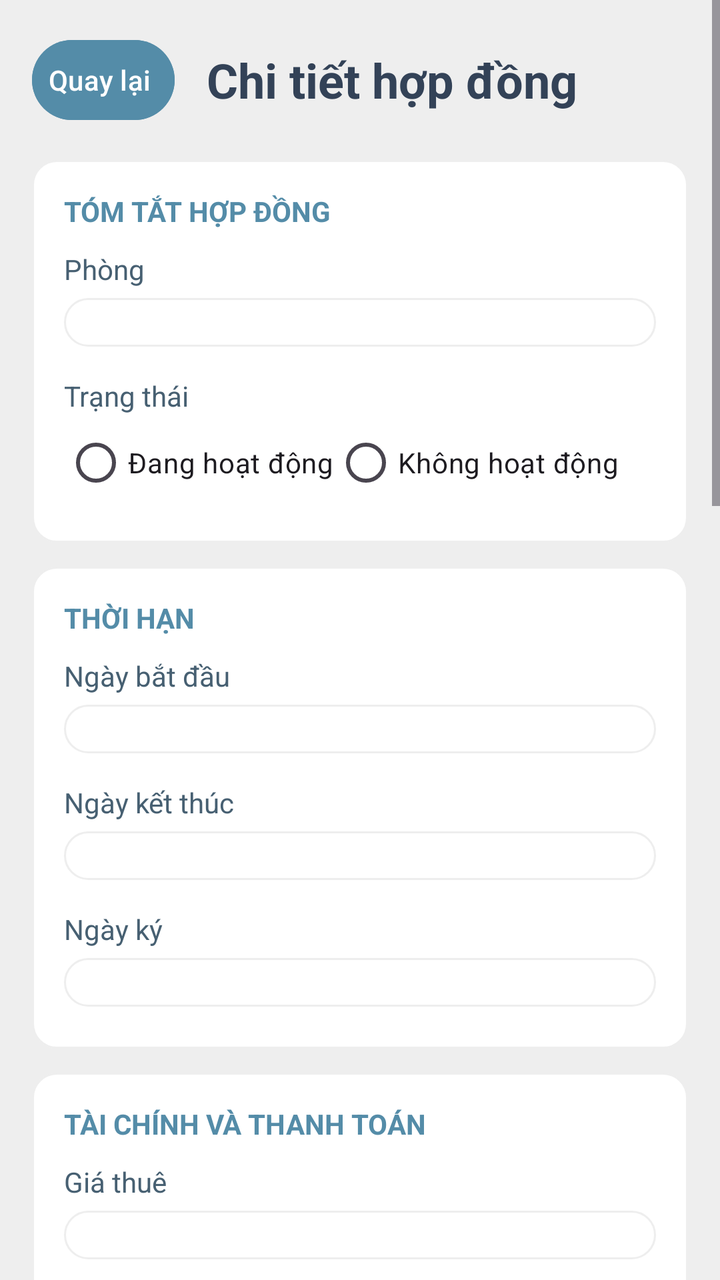
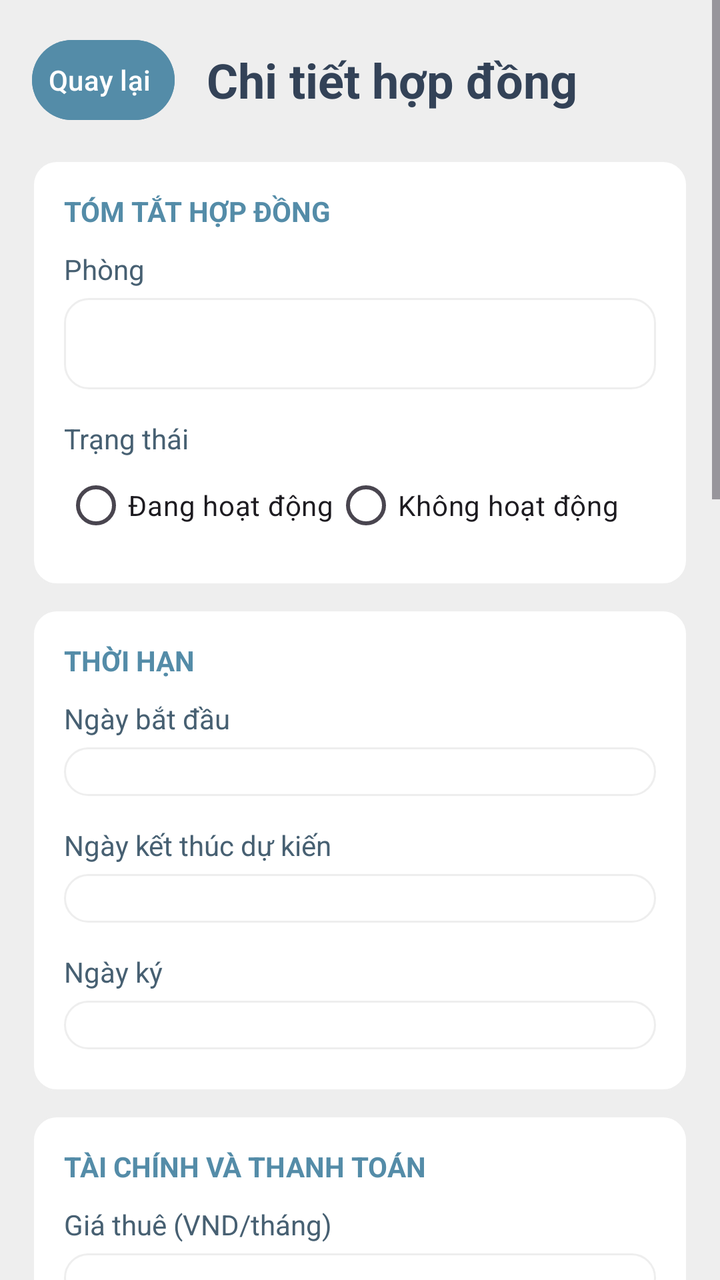

Two renders of the same Android screen: before a commit and after it. Below are the layout's source before the change and the commit's diff.
<!-- AndroidManifest.xml: application theme Theme.Rentaly_Management -->
<!-- res/layout/fragment_contract_detail.xml -->
<?xml version="1.0" encoding="utf-8"?>
<ScrollView xmlns:android="http://schemas.android.com/apk/res/android" android:layout_width="match_parent" android:layout_height="match_parent" android:background="@color/background" android:fillViewport="true">
    <LinearLayout android:layout_width="match_parent" android:layout_height="wrap_content" android:orientation="vertical" android:padding="16dp">
        <LinearLayout android:layout_width="match_parent" android:layout_height="wrap_content" android:gravity="center_vertical">
            <Button android:id="@+id/contract_detail_back" android:layout_width="wrap_content" android:layout_height="48dp" android:backgroundTint="@color/primary" android:contentDescription="Quay lại" android:drawableStart="@drawable/back_icon" android:minWidth="48dp" android:paddingStart="8dp" android:paddingEnd="12dp" android:text="Quay lại" />
            <TextView android:layout_width="0dp" android:layout_height="wrap_content" android:layout_weight="1" android:layout_marginStart="16dp" android:text="Chi tiết hợp đồng" android:textColor="@color/dark_navy" android:textSize="24sp" android:textStyle="bold" />
        </LinearLayout>
        <LinearLayout android:layout_width="match_parent" android:layout_height="wrap_content" android:layout_marginTop="16dp" android:background="@drawable/user_detail_card" android:orientation="vertical" android:padding="16dp">
            <TextView android:layout_width="match_parent" android:layout_height="wrap_content" android:text="TÓM TẮT HỢP ĐỒNG" android:textColor="@color/primary" android:textSize="14sp" android:textStyle="bold" />

            <TextView android:layout_width="match_parent" android:layout_height="wrap_content" android:layout_marginTop="10dp" android:text="Phòng" android:textColor="@color/secondary" />
            <EditText android:id="@+id/contract_detail_room" android:layout_width="match_parent" android:layout_height="wrap_content" android:layout_marginTop="5dp" android:layout_marginBottom="5dp" android:background="@drawable/user_detail_card" android:paddingStart="12dp" android:paddingEnd="12dp" android:textColor="@color/secondary" android:focusable="false" android:cursorVisible="false" android:importantForAutofill="no" />
            <TextView android:layout_width="match_parent" android:layout_height="wrap_content" android:layout_marginTop="10dp" android:text="Trạng thái" android:textColor="@color/secondary" />
            <RadioGroup android:id="@+id/contract_detail_status" android:layout_width="match_parent" android:layout_height="wrap_content" android:orientation="horizontal">
                <RadioButton android:id="@+id/contract_detail_status_active" android:layout_width="wrap_content" android:layout_height="wrap_content" android:text="Đang hoạt động" />
                <RadioButton android:id="@+id/contract_detail_status_inactive" android:layout_width="wrap_content" android:layout_height="wrap_content" android:text="Không hoạt động" />
            </RadioGroup>
        </LinearLayout>
        <LinearLayout android:layout_width="match_parent" android:layout_height="wrap_content" android:layout_marginTop="12dp" android:background="@drawable/user_detail_card" android:orientation="vertical" android:padding="16dp">
            <TextView android:layout_width="match_parent" android:layout_height="wrap_content" android:text="THỜI HẠN" android:textColor="@color/primary" android:textSize="14sp" android:textStyle="bold" />
            <TextView android:layout_width="match_parent" android:layout_height="wrap_content" android:layout_marginTop="10dp" android:text="Ngày bắt đầu" android:textColor="@color/secondary" />
            <EditText android:id="@+id/contract_detail_start" android:layout_width="match_parent" android:layout_height="wrap_content" android:layout_marginTop="5dp" android:layout_marginBottom="5dp" android:background="@drawable/user_detail_card" android:paddingStart="12dp" android:paddingEnd="12dp" android:inputType="date" android:textColor="@color/dark_navy" />
            <TextView android:layout_width="match_parent" android:layout_height="wrap_content" android:layout_marginTop="10dp" android:text="Ngày kết thúc" android:textColor="@color/secondary" />
            <EditText android:id="@+id/contract_detail_end" android:layout_width="match_parent" android:layout_height="wrap_content" android:layout_marginTop="5dp" android:layout_marginBottom="5dp" android:background="@drawable/user_detail_card" android:paddingStart="12dp" android:paddingEnd="12dp" android:inputType="date" android:textColor="@color/dark_navy" />
            <TextView android:layout_width="match_parent" android:layout_height="wrap_content" android:layout_marginTop="10dp" android:text="Ngày ký" android:textColor="@color/secondary" />
            <EditText android:id="@+id/contract_detail_signed" android:layout_width="match_parent" android:layout_height="wrap_content" android:layout_marginTop="5dp" android:layout_marginBottom="5dp" android:background="@drawable/user_detail_card" android:paddingStart="12dp" android:paddingEnd="12dp" android:inputType="date" android:textColor="@color/secondary" />
        </LinearLayout>
        <LinearLayout android:layout_width="match_parent" android:layout_height="wrap_content" android:layout_marginTop="12dp" android:background="@drawable/user_detail_card" android:orientation="vertical" android:padding="16dp">
            <TextView android:layout_width="match_parent" android:layout_height="wrap_content" android:text="TÀI CHÍNH VÀ THANH TOÁN" android:textColor="@color/primary" android:textSize="14sp" android:textStyle="bold" />

            <TextView android:layout_width="match_parent" android:layout_height="wrap_content" android:layout_marginTop="10dp" android:text="Giá thuê" android:textColor="@color/secondary" />
            <EditText android:id="@+id/contract_detail_rent" android:layout_width="match_parent" android:layout_height="wrap_content" android:layout_marginTop="5dp" android:layout_marginBottom="5dp" android:background="@drawable/user_detail_card" android:paddingStart="12dp" android:paddingEnd="12dp" android:inputType="numberDecimal" android:textColor="@color/dark_navy" />
            <TextView android:layout_width="match_parent" android:layout_height="wrap_content" android:layout_marginTop="10dp" android:text="Tiền đặt cọc" android:textColor="@color/secondary" />
            <EditText android:id="@+id/contract_detail_deposit" android:layout_width="match_parent" android:layout_height="wrap_content" android:layout_marginTop="5dp" android:layout_marginBottom="5dp" android:background="@drawable/user_detail_card" android:paddingStart="12dp" android:paddingEnd="12dp" android:inputType="numberDecimal" android:textColor="@color/dark_navy" />

            <TextView
                android:layout_width="match_parent"
                android:layout_height="wrap_content"
                android:layout_marginTop="10dp"
                android:text="Lịch thanh toán"
                android:textColor="@color/primary"
                android:textSize="16sp"
                android:textStyle="bold" />
            <TextView android:layout_width="match_parent" android:layout_height="wrap_content" android:layout_marginTop="10dp" android:text="Ngày thanh toán" android:textColor="@color/secondary" />
            <EditText android:id="@+id/contract_detail_billing_day" android:layout_width="match_parent" android:layout_height="wrap_content" android:layout_marginTop="5dp" android:layout_marginBottom="5dp" android:background="@drawable/user_detail_card" android:paddingStart="12dp" android:paddingEnd="12dp" android:inputType="number" android:textColor="@color/secondary" />
            <TextView android:layout_width="match_parent" android:layout_height="wrap_content" android:layout_marginTop="10dp" android:text="Số ngày đến hạn" android:textColor="@color/secondary" />
            <EditText android:id="@+id/contract_detail_due_days" android:layout_width="match_parent" android:layout_height="wrap_content" android:layout_marginTop="5dp" android:layout_marginBottom="5dp" android:background="@drawable/user_detail_card" android:paddingStart="12dp" android:paddingEnd="12dp" android:inputType="number" android:textColor="@color/secondary" />
        </LinearLayout>
        <LinearLayout android:layout_width="match_parent" android:layout_height="wrap_content" android:layout_marginTop="12dp" android:background="@drawable/user_detail_card" android:orientation="vertical" android:padding="16dp">
            <TextView android:layout_width="match_parent" android:layout_height="wrap_content" android:text="ĐIỀU KHOẢN VÀ TÀI LIỆU" android:textColor="@color/primary" android:textSize="14sp" android:textStyle="bold" />
            <TextView android:layout_width="match_parent" android:layout_height="wrap_content" android:layout_marginTop="10dp" android:text="Điều khoản" android:textColor="@color/secondary" />
            <EditText android:id="@+id/contract_detail_terms" android:layout_width="match_parent" android:layout_height="wrap_content" android:layout_marginTop="5dp" android:layout_marginBottom="5dp" android:minHeight="80dp" android:gravity="top" android:background="@drawable/user_detail_card" android:paddingStart="12dp" android:paddingTop="12dp" android:paddingEnd="12dp" android:textColor="@color/dark_navy" />
            <Button android:id="@+id/contract_detail_choose_document" android:layout_width="match_parent" android:layout_height="48dp" android:layout_marginTop="8dp" android:text="Chọn file PDF hoặc DOCX mới" android:backgroundTint="@color/primary" android:textColor="@color/white" />

            <LinearLayout android:layout_width="match_parent" android:layout_height="wrap_content" android:layout_marginTop="8dp">

                <Button
                    android:id="@+id/contract_detail_view_document"
                    android:layout_width="0dp"
                    android:layout_height="48dp"
                    android:layout_weight="1"
                    android:backgroundTint="@color/primary"
                    android:text="Tải file hợp đồng"
                    android:textColor="@color/white"
                    android:textStyle="bold" />
            </LinearLayout>
        </LinearLayout>
        <TextView android:layout_width="match_parent" android:layout_height="wrap_content" android:layout_marginTop="10dp" android:text="Ngày kết thúc hợp đồng" android:textColor="@color/secondary" />
        <EditText android:id="@+id/contract_detail_terminated" android:layout_width="match_parent" android:layout_height="wrap_content" android:layout_marginTop="5dp" android:layout_marginBottom="5dp" android:background="@drawable/user_detail_card" android:paddingStart="12dp" android:paddingEnd="12dp" android:inputType="date" android:textColor="@color/secondary" android:focusable="false" android:cursorVisible="false" android:importantForAutofill="no" />
        <TextView android:layout_width="match_parent" android:layout_height="wrap_content" android:layout_marginTop="10dp" android:text="Lý do kết thúc hợp đồng" android:textColor="@color/secondary" />
        <EditText android:id="@+id/contract_detail_lifecycle" android:layout_width="match_parent" android:layout_height="wrap_content" android:layout_marginTop="5dp" android:layout_marginBottom="5dp" android:minHeight="80dp" android:gravity="top" android:background="@drawable/user_detail_card" android:paddingStart="12dp" android:paddingTop="12dp" android:paddingEnd="12dp" android:textColor="@color/secondary" android:inputType="textMultiLine" />
        <LinearLayout android:layout_width="match_parent" android:layout_height="wrap_content" android:layout_marginTop="12dp" android:background="@drawable/user_detail_card" android:orientation="vertical" android:padding="16dp">
            <TextView android:layout_width="match_parent" android:layout_height="wrap_content" android:text="NGƯỜI THUÊ TRONG HỢP ĐỒNG" android:textColor="@color/primary" android:textSize="14sp" android:textStyle="bold" />
            <ProgressBar android:id="@+id/contract_tenant_loading" android:layout_width="wrap_content" android:layout_height="wrap_content" android:layout_gravity="center" android:visibility="gone" />
            <TextView android:id="@+id/contract_tenant_state" android:layout_width="match_parent" android:layout_height="wrap_content" android:layout_marginTop="8dp" android:textColor="@color/secondary" android:visibility="gone" />
            <ListView android:id="@+id/contract_tenant_list" android:layout_width="match_parent" android:layout_height="wrap_content" android:layout_marginTop="8dp" android:divider="@color/background" android:dividerHeight="8dp" android:overScrollMode="never" />
            <Button android:id="@+id/contract_tenant_add" android:layout_width="match_parent" android:layout_height="48dp" android:layout_marginTop="8dp" android:text="Thêm người thuê" android:backgroundTint="@color/primary" android:textColor="@color/white" />
        </LinearLayout>
        <Button android:id="@+id/contract_detail_edit" android:layout_width="match_parent" android:layout_height="48dp" android:layout_marginTop="16dp" android:text="Cập nhật hợp đồng" android:backgroundTint="@color/primary" android:textColor="@color/white" />

        <Button
            android:id="@+id/contract_detail_delete"
            android:layout_width="match_parent"
            android:layout_height="48dp"
            android:layout_marginTop="8dp"
            android:layout_marginBottom="8dp"
            android:backgroundTint="#F44336"
            android:text="Xóa hợp đồng"
            android:textColor="@color/white" />
    </LinearLayout>
</ScrollView>
<!-- resources referenced by this layout -->
<resources>
  <color name="background">#EEEEEE</color>
  <color name="dark_navy">#334257</color>
  <color name="primary">#548CA8</color>
  <color name="secondary">#476072</color>
  <color name="white">#FFFFFFFF</color>
  <!-- drawable back_icon (drawable) -->
  <vector xmlns:android="http://schemas.android.com/apk/res/android"
      android:width="24dp"
      android:height="24dp"
      android:viewportWidth="960"
      android:viewportHeight="960">
    <path
        android:pathData="m313,520 l224,224 -57,56 -320,-320 320,-320 57,56 -224,224h487v80L313,520Z"
        android:fillColor="#EEEEEE"/>
  </vector>
  <!-- drawable user_detail_card (drawable) -->
  <?xml version="1.0" encoding="utf-8"?>
  <shape xmlns:android="http://schemas.android.com/apk/res/android" android:shape="rectangle">
      <solid android:color="@color/white" />
      <corners android:radius="12dp" />
      <stroke android:width="1dp" android:color="@color/background" />
  </shape>
  <style name="Theme.Rentaly_Management" parent="Base.Theme.Rentaly_Management" />
  <style name="Base.Theme.Rentaly_Management" parent="Theme.Material3.DayNight.NoActionBar">
          
          
      </style>
</resources>

<!-- the commit's change to res/layout/fragment_contract_detail.xml (unified diff, before → after) -->
@@ -9,7 +9,7 @@
             <TextView android:layout_width="match_parent" android:layout_height="wrap_content" android:text="TÓM TẮT HỢP ĐỒNG" android:textColor="@color/primary" android:textSize="14sp" android:textStyle="bold" />
 
             <TextView android:layout_width="match_parent" android:layout_height="wrap_content" android:layout_marginTop="10dp" android:text="Phòng" android:textColor="@color/secondary" />
-            <EditText android:id="@+id/contract_detail_room" android:layout_width="match_parent" android:layout_height="wrap_content" android:layout_marginTop="5dp" android:layout_marginBottom="5dp" android:background="@drawable/user_detail_card" android:paddingStart="12dp" android:paddingEnd="12dp" android:textColor="@color/secondary" android:focusable="false" android:cursorVisible="false" android:importantForAutofill="no" />
+            <TextView android:id="@+id/contract_detail_room" android:layout_width="match_parent" android:layout_height="wrap_content" android:layout_marginTop="5dp" android:layout_marginBottom="5dp" android:background="@drawable/user_detail_card" android:padding="12dp" android:textColor="@color/dark_navy" android:textSize="16sp" />
             <TextView android:layout_width="match_parent" android:layout_height="wrap_content" android:layout_marginTop="10dp" android:text="Trạng thái" android:textColor="@color/secondary" />
             <RadioGroup android:id="@+id/contract_detail_status" android:layout_width="match_parent" android:layout_height="wrap_content" android:orientation="horizontal">
                 <RadioButton android:id="@+id/contract_detail_status_active" android:layout_width="wrap_content" android:layout_height="wrap_content" android:text="Đang hoạt động" />
@@ -20,7 +20,7 @@
             <TextView android:layout_width="match_parent" android:layout_height="wrap_content" android:text="THỜI HẠN" android:textColor="@color/primary" android:textSize="14sp" android:textStyle="bold" />
             <TextView android:layout_width="match_parent" android:layout_height="wrap_content" android:layout_marginTop="10dp" android:text="Ngày bắt đầu" android:textColor="@color/secondary" />
             <EditText android:id="@+id/contract_detail_start" android:layout_width="match_parent" android:layout_height="wrap_content" android:layout_marginTop="5dp" android:layout_marginBottom="5dp" android:background="@drawable/user_detail_card" android:paddingStart="12dp" android:paddingEnd="12dp" android:inputType="date" android:textColor="@color/dark_navy" />
-            <TextView android:layout_width="match_parent" android:layout_height="wrap_content" android:layout_marginTop="10dp" android:text="Ngày kết thúc" android:textColor="@color/secondary" />
+            <TextView android:layout_width="match_parent" android:layout_height="wrap_content" android:layout_marginTop="10dp" android:text="Ngày kết thúc dự kiến" android:textColor="@color/secondary" />
             <EditText android:id="@+id/contract_detail_end" android:layout_width="match_parent" android:layout_height="wrap_content" android:layout_marginTop="5dp" android:layout_marginBottom="5dp" android:background="@drawable/user_detail_card" android:paddingStart="12dp" android:paddingEnd="12dp" android:inputType="date" android:textColor="@color/dark_navy" />
             <TextView android:layout_width="match_parent" android:layout_height="wrap_content" android:layout_marginTop="10dp" android:text="Ngày ký" android:textColor="@color/secondary" />
             <EditText android:id="@+id/contract_detail_signed" android:layout_width="match_parent" android:layout_height="wrap_content" android:layout_marginTop="5dp" android:layout_marginBottom="5dp" android:background="@drawable/user_detail_card" android:paddingStart="12dp" android:paddingEnd="12dp" android:inputType="date" android:textColor="@color/secondary" />
@@ -28,9 +28,9 @@
         <LinearLayout android:layout_width="match_parent" android:layout_height="wrap_content" android:layout_marginTop="12dp" android:background="@drawable/user_detail_card" android:orientation="vertical" android:padding="16dp">
             <TextView android:layout_width="match_parent" android:layout_height="wrap_content" android:text="TÀI CHÍNH VÀ THANH TOÁN" android:textColor="@color/primary" android:textSize="14sp" android:textStyle="bold" />
 
-            <TextView android:layout_width="match_parent" android:layout_height="wrap_content" android:layout_marginTop="10dp" android:text="Giá thuê" android:textColor="@color/secondary" />
+            <TextView android:layout_width="match_parent" android:layout_height="wrap_content" android:layout_marginTop="10dp" android:text="Giá thuê (VND/tháng)" android:textColor="@color/secondary" />
             <EditText android:id="@+id/contract_detail_rent" android:layout_width="match_parent" android:layout_height="wrap_content" android:layout_marginTop="5dp" android:layout_marginBottom="5dp" android:background="@drawable/user_detail_card" android:paddingStart="12dp" android:paddingEnd="12dp" android:inputType="numberDecimal" android:textColor="@color/dark_navy" />
-            <TextView android:layout_width="match_parent" android:layout_height="wrap_content" android:layout_marginTop="10dp" android:text="Tiền đặt cọc" android:textColor="@color/secondary" />
+            <TextView android:layout_width="match_parent" android:layout_height="wrap_content" android:layout_marginTop="10dp" android:text="Tiền đặt cọc (VND)" android:textColor="@color/secondary" />
             <EditText android:id="@+id/contract_detail_deposit" android:layout_width="match_parent" android:layout_height="wrap_content" android:layout_marginTop="5dp" android:layout_marginBottom="5dp" android:background="@drawable/user_detail_card" android:paddingStart="12dp" android:paddingEnd="12dp" android:inputType="numberDecimal" android:textColor="@color/dark_navy" />
 
             <TextView
@@ -65,7 +65,7 @@
                     android:textStyle="bold" />
             </LinearLayout>
         </LinearLayout>
-        <TextView android:layout_width="match_parent" android:layout_height="wrap_content" android:layout_marginTop="10dp" android:text="Ngày kết thúc hợp đồng" android:textColor="@color/secondary" />
+        <TextView android:layout_width="match_parent" android:layout_height="wrap_content" android:layout_marginTop="10dp" android:text="Ngày chấm dứt thực tế" android:textColor="@color/secondary" />
         <EditText android:id="@+id/contract_detail_terminated" android:layout_width="match_parent" android:layout_height="wrap_content" android:layout_marginTop="5dp" android:layout_marginBottom="5dp" android:background="@drawable/user_detail_card" android:paddingStart="12dp" android:paddingEnd="12dp" android:inputType="date" android:textColor="@color/secondary" android:focusable="false" android:cursorVisible="false" android:importantForAutofill="no" />
         <TextView android:layout_width="match_parent" android:layout_height="wrap_content" android:layout_marginTop="10dp" android:text="Lý do kết thúc hợp đồng" android:textColor="@color/secondary" />
         <EditText android:id="@+id/contract_detail_lifecycle" android:layout_width="match_parent" android:layout_height="wrap_content" android:layout_marginTop="5dp" android:layout_marginBottom="5dp" android:minHeight="80dp" android:gravity="top" android:background="@drawable/user_detail_card" android:paddingStart="12dp" android:paddingTop="12dp" android:paddingEnd="12dp" android:textColor="@color/secondary" android:inputType="textMultiLine" />
